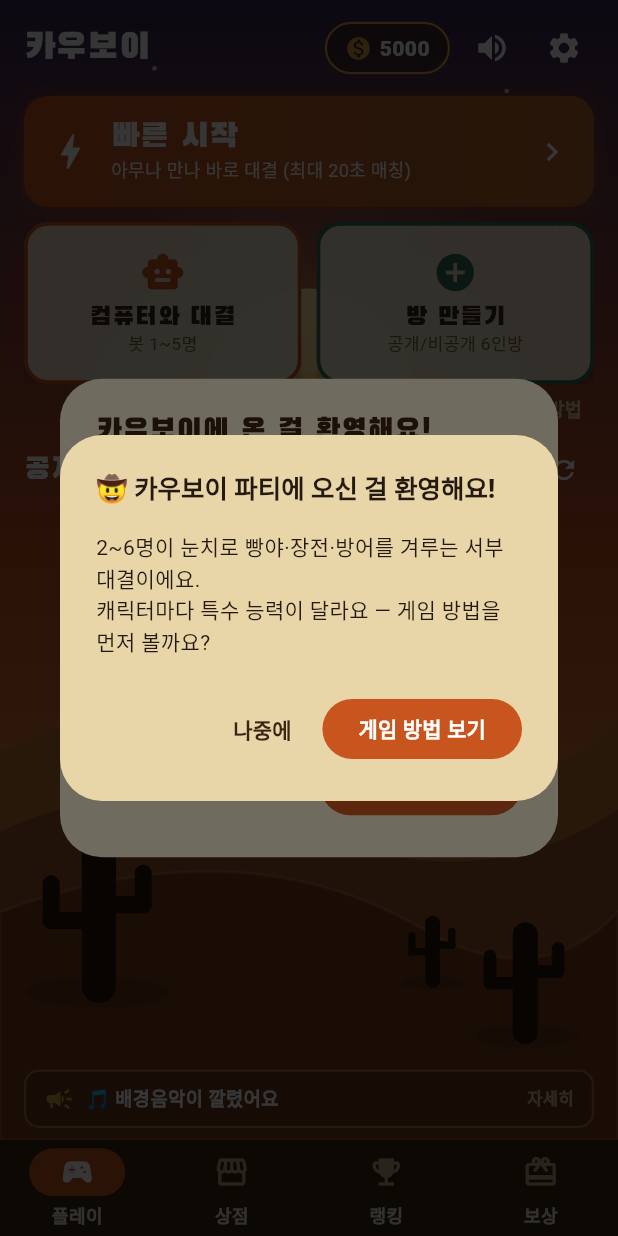
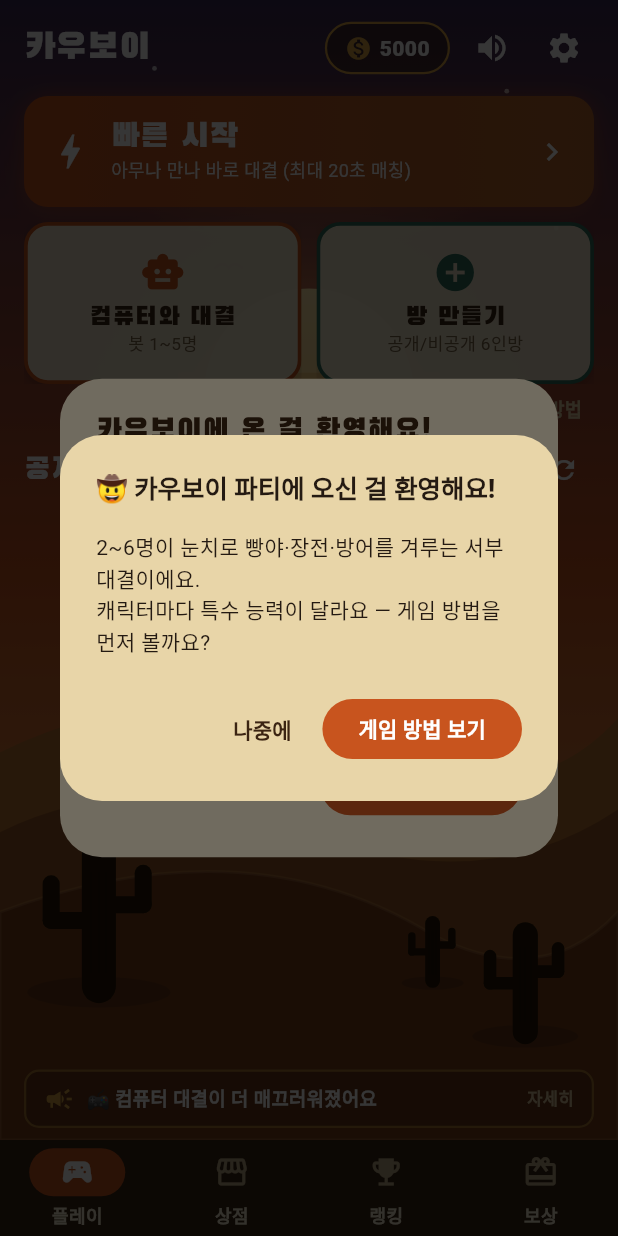
Before and after one commit to doonghwi/cowboy-party, a Flutter app: the screen it shows after launch, on a phone screen of 412 x 824 dp. Run offline on Flutter 3.47's test engine with Material 3 defaults, Android fonts, the phone set to English and light mode, and no system bars; our stand-ins replace audioplayers, firebase_auth, firebase_core, firebase_database, google_sign_in, share_plus and 2 more; accounts and stored records are empty; network calls fail; Roboto replaces fonts that are missing (Pretendard).

Commit message:
release: v1.0.0+6 — 컴퓨터전 자동진행·BGM 끊김/백그라운드 수정 + 공지

```diff
--- a/lib/meta/announcements.dart
+++ b/lib/meta/announcements.dart
@@ -14,6 +14,12 @@ class Announcement {
 
 /// 최신이 맨 위. 배너는 [kAnnouncements].first 를 보여준다.
 const List<Announcement> kAnnouncements = [
+  Announcement(
+    '2026-06-30',
+    '🎮 컴퓨터 대결이 더 매끄러워졌어요',
+    '• 컴퓨터와 할 때 "계속하기"를 누를 필요 없이 결과를 보여준 뒤 자동으로 다음 턴으로 넘어가요 (기다리기 싫으면 화면을 탭하면 바로!)\n'
+        '• 배경음악이 메뉴·상점·랭킹 어디서나 끊김 없이 이어지고, 앱을 잠시 나가면 음악도 같이 멈춰요',
+  ),
   Announcement(
     '2026-06-30',
     '🎵 배경음악이 깔렸어요',
--- a/pubspec.yaml
+++ b/pubspec.yaml
@@ -2,7 +2,7 @@ name: cowboy_party
 description: "Cowboy Party — 2 to 6 cowboys in a circle, one action a turn, last one standing wins."
 publish_to: 'none'
 
-version: 1.0.0+5
+version: 1.0.0+6
 
 environment:
   sdk: ^3.12.1
```
Also changed, not shown: 1 other file.
